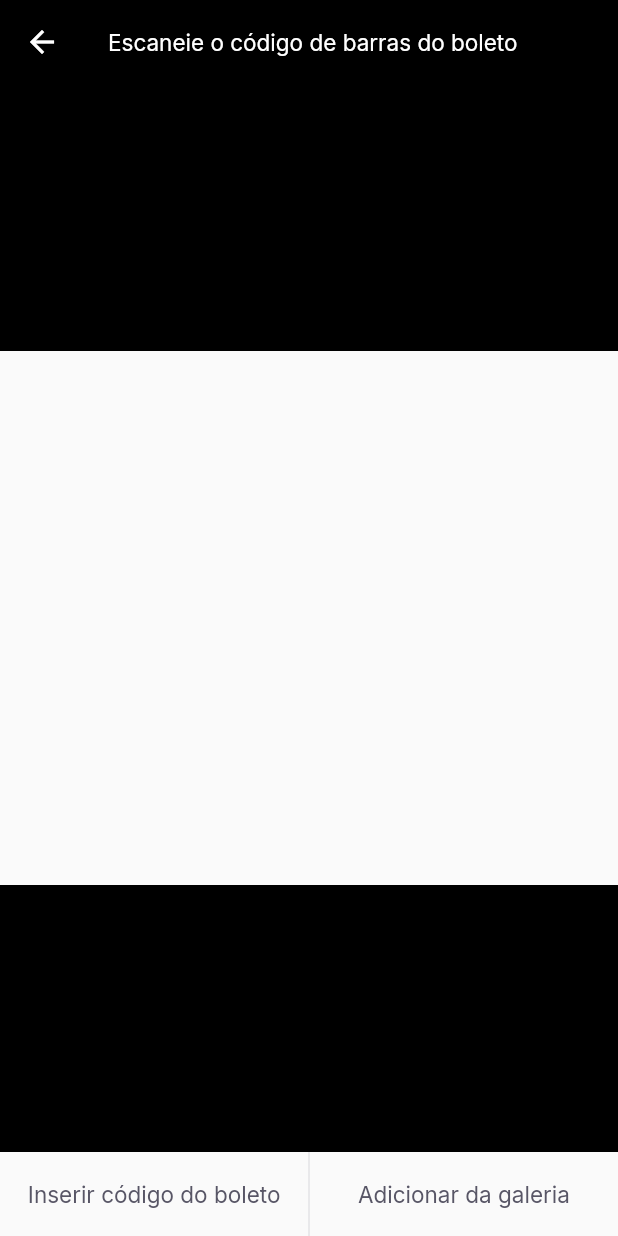
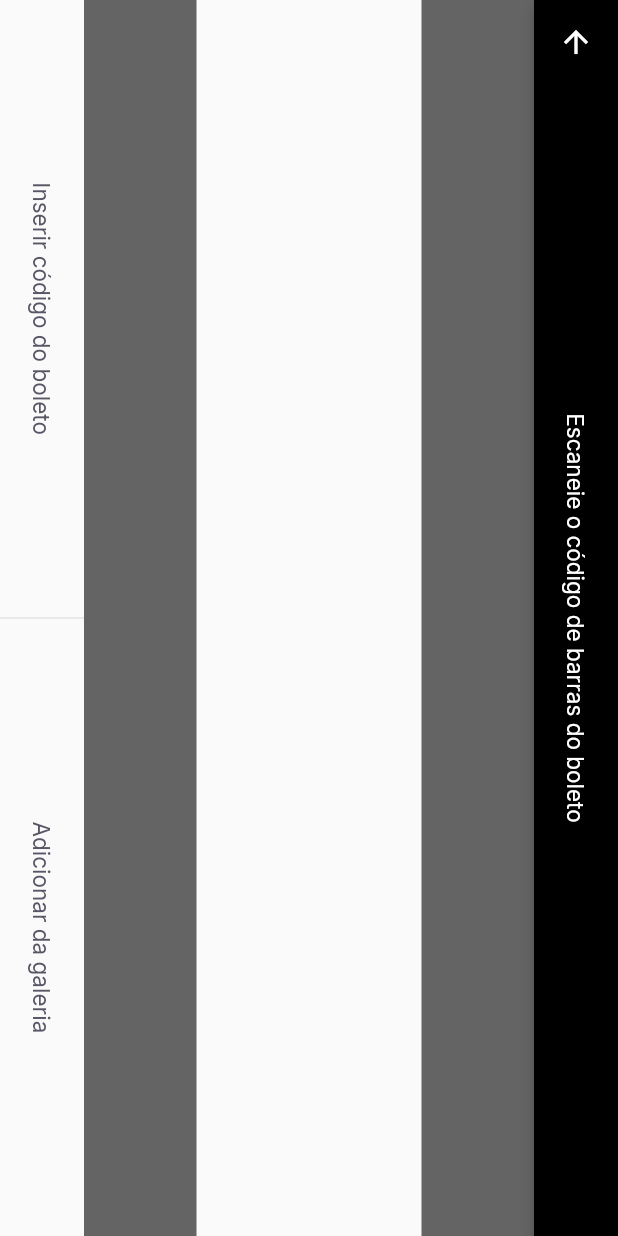
Before and after one commit to matheusEduardoTavares/nlw-together-flutter, a Flutter app: the BarcodeScannerPage screen opened by its route, on a phone screen of 412 x 824 dp. Run offline on Flutter 3.47's test engine with Material 2 defaults, Android fonts, the phone set to English and light mode, and no system bars; our stand-ins replace firebase_core, google_fonts, google_sign_in, shared_preferences; accounts and stored records are empty.

Commit message:
Aula 04 - Landing - [WIP]: Finalizado o layout da página de leitura do código de barras

```diff
--- a/payflow/lib/modules/barcode_scanner/barcode_scanner_page.dart
+++ b/payflow/lib/modules/barcode_scanner/barcode_scanner_page.dart
@@ -1,6 +1,7 @@
 import 'package:flutter/material.dart';
 import 'package:payflow/shared/themes/app_colors.dart';
 import 'package:payflow/shared/themes/app_text_styles.dart';
+import 'package:payflow/shared/widgets/bottom_sheet/bottom_sheet_widget.dart';
 import 'package:payflow/shared/widgets/set_label_buttons/set_label_buttons.dart';
 
 class BarcodeScannerPage extends StatefulWidget {
@@ -11,12 +12,25 @@ class BarcodeScannerPage extends StatefulWidget {
 }
 
 class _BarcodeScannerPageState extends State<BarcodeScannerPage> {
+
   @override
   Widget build(BuildContext context) {
-    return Scaffold(
+    // return BottomSheetWidget(
+    //   title: 'Não foi possível identificar um código de barras.',
+    //   subtitle: 'Tente escanear novamente ou digite o código do seu boleto.',
+    //   primaryLabel: 'Escanear novamente',
+    //   primaryOnPressed: () {},
+    //   secondaryLabel: 'Digitar código',
+    //   secondaryOnPressed: () {},
+    // );
+    return SafeArea(
+      child: RotatedBox(
+        quarterTurns: 1,
+        child: Scaffold(
           // backgroundColor: AppColors.grey,
           appBar: AppBar(
             backgroundColor: Colors.black,
+            centerTitle: true,
             title: Text(
               'Escaneie o código de barras do boleto',
               style: AppTextStyles.buttonBackground,
@@ -29,7 +43,7 @@ class _BarcodeScannerPageState extends State<BarcodeScannerPage> {
             children: [
               Expanded(
                 child: Container(
-              color: Colors.black,
+                  color: Colors.black.withOpacity(0.6),
                 ),
               ),
               Expanded(
@@ -40,7 +54,7 @@ class _BarcodeScannerPageState extends State<BarcodeScannerPage> {
               ),
               Expanded(
                 child: Container(
-              color: Colors.black,
+                  color: Colors.black.withOpacity(0.6),
                 ),
               ),
             ],
@@ -51,6 +65,8 @@ class _BarcodeScannerPageState extends State<BarcodeScannerPage> {
             secondaryLabel: 'Adicionar da galeria',
             secondaryOnPressed: () {},
           ),
+        ),
+      ),
     );
   }
 }
--- a/payflow/lib/shared/widgets/label_button/label_button.dart
+++ b/payflow/lib/shared/widgets/label_button/label_button.dart
@@ -6,10 +6,12 @@ class LabelButton extends StatelessWidget {
     Key? key,
     required this.label,
     required this.onPressed,
+    this.style,
   }) : super(key: key);
 
   final String label;
   final VoidCallback onPressed;
+  final TextStyle? style;
 
   @override
   Widget build(BuildContext context) {
@@ -19,7 +21,7 @@ class LabelButton extends StatelessWidget {
         onPressed: onPressed,
         child: Text(
           label,
-          style: AppTextStyles.buttonHeading,
+          style: style ?? AppTextStyles.buttonHeading,
         ),
       ),
     );
--- a/payflow/lib/shared/widgets/set_label_buttons/set_label_buttons.dart
+++ b/payflow/lib/shared/widgets/set_label_buttons/set_label_buttons.dart
@@ -1,4 +1,5 @@
 import 'package:flutter/material.dart';
+import 'package:payflow/shared/themes/app_text_styles.dart';
 import 'package:payflow/shared/widgets/divider_vertical/divider_vertical_widget.dart';
 import 'package:payflow/shared/widgets/label_button/label_button.dart';
 
@@ -9,12 +10,14 @@ class SetLabelButtons extends StatelessWidget {
     required this.primaryOnPressed,
     required this.secondaryLabel,
     required this.secondaryOnPressed,
+    this.enablePrimaryColor = false,
   }) : super(key: key);
 
   final String primaryLabel;
   final VoidCallback primaryOnPressed;
   final String secondaryLabel;
   final VoidCallback secondaryOnPressed;
+  final bool enablePrimaryColor;
 
   @override
   Widget build(BuildContext context) {
@@ -26,6 +29,7 @@ class SetLabelButtons extends StatelessWidget {
             child: LabelButton(
               onPressed: primaryOnPressed,
               label: primaryLabel,
+              style: enablePrimaryColor ? AppTextStyles.buttonPrimary : null,
             ),
           ),
           DividerVerticalWidget(),
```
Also changed, not shown: payflow/lib/shared/widgets/bottom_sheet/bottom_sheet_widget.dart (added, +79 -0 lines). Lines whose indentation alone changed are shown as unchanged.
